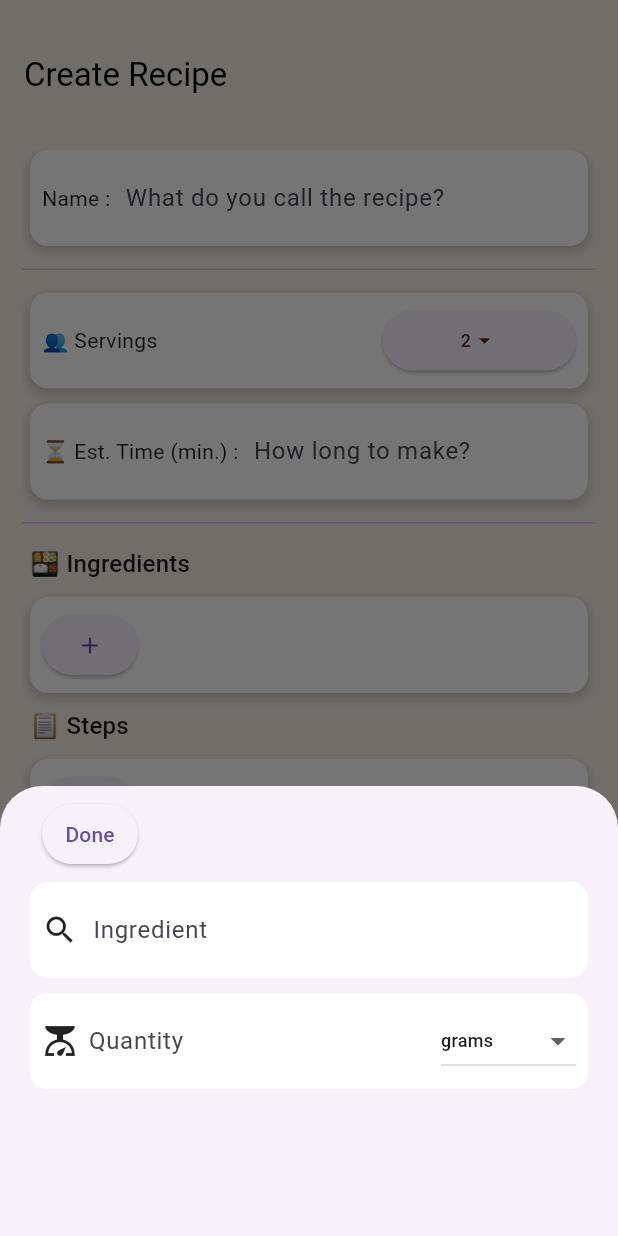
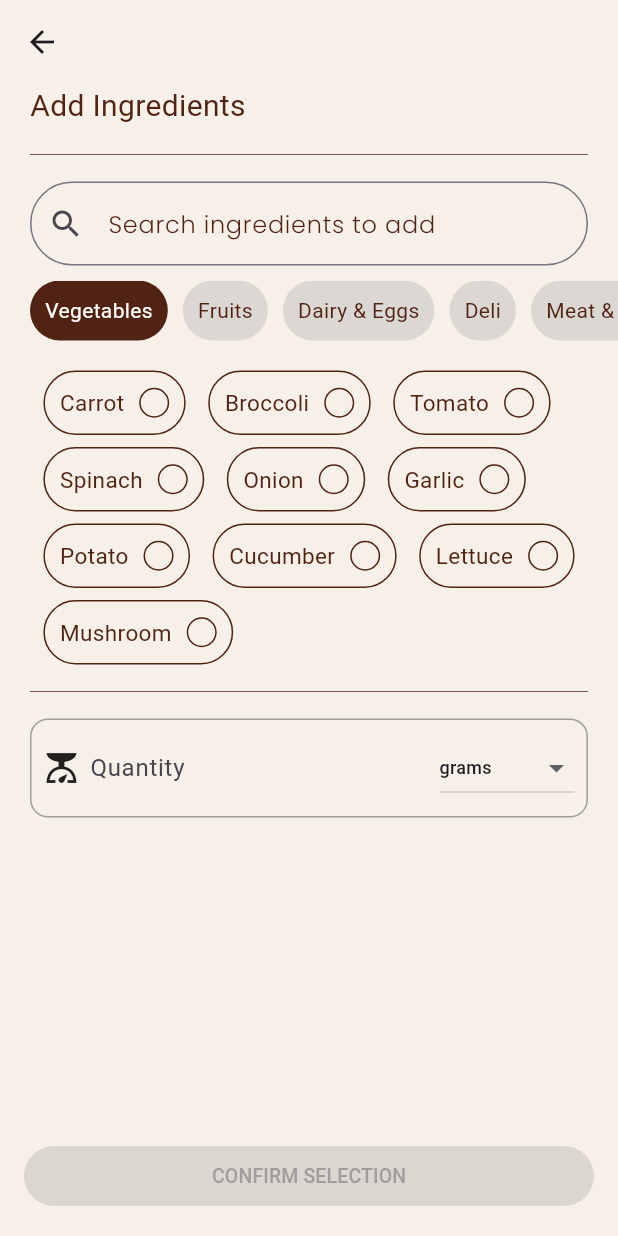
Before and after one commit to GoncaloGingeira/Feast, a Flutter app: the PostPage screen opened directly, after a tap on the "add" icon, on a phone screen of 412 x 824 dp. Run offline on Flutter 3.47's test engine with Material 2 defaults, Android fonts, the phone set to English and light mode, and no system bars; our stand-ins replace flutter_boxicons, image_picker, numberpicker, timer_count_down; Roboto replaces fonts that are missing (CustomFont1).

Commit message:
Implemented ingredient search properly in post

```diff
--- /dev/null
+++ b/lib/add_ingredients_post.dart
@@ -0,0 +1,555 @@
+import 'dart:io';
+
+import 'package:feast/digital_fridge.dart';
+import 'package:flutter/material.dart';
+import 'dart:convert';
+import 'package:flutter/services.dart';
+import 'package:path_provider/path_provider.dart';
+
+class AddIngredientsPagePost extends StatefulWidget {
+  const AddIngredientsPagePost({Key? key});
+
+  @override
+  State<AddIngredientsPagePost> createState() => _AddIngredientsPageState();
+}
+
+class _AddIngredientsPageState extends State<AddIngredientsPagePost> {
+  late List<dynamic> regionsData;
+  List<String> filteredIngredients = [];
+  List<String> ingredientTypes = [];
+  String selectedIngredientType = 'Vegetables';
+  TextEditingController searchController = TextEditingController();
+  List<String> selectedIngredients = [];
+  Map<String, bool> ingredientSelectionState = {};
+
+  TextEditingController amountController = TextEditingController();
+
+  var currentUnit = 'grams';
+  String selectedIngredient = '';
+  var weightUnits = [
+    'grams',
+    'kilograms',
+    'pounds',
+    'ounces',
+    'milliliters',
+    'liters',
+    'teaspoons',
+    'tablespoons',
+    'cups',
+    'fluid ounces',
+  ];
+
+  @override
+  void initState() {
+    super.initState();
+    _loadRegionsData();
+    readJsonFromFile();
+  }
+
+  @override
+  void dispose() {
+    searchController.dispose();
+    super.dispose();
+  }
+
+  Future<void> _loadRegionsData() async {
+    String jsonString = await rootBundle.loadString('assets/ingredients.json');
+    Map<String, dynamic> data = json.decode(jsonString);
+    setState(() {
+      regionsData = data['regions'];
+      for (var region in regionsData) {
+        ingredientTypes.add(region['name']);
+      }
+    });
+  }
+
+  void _toggleIngredientSelection(String ingredient) {
+    setState(() {
+      if (selectedIngredients.contains(ingredient)) {
+        selectedIngredients.remove(ingredient);
+        ingredientSelectionState[ingredient] = false;
+      } else {
+          selectedIngredients.add(ingredient);
+        ingredientSelectionState[ingredient] = true;
+      }
+    });
+  }
+
+  void _addIngredient(String ingredient) {
+    Navigator.pop(context, [ingredient, amountController.text, currentUnit]);
+  }
+
+  List<String> _getIngredientsByType(String type) {
+    var region = regionsData.firstWhere(
+          (region) => region['name'] == type,
+      orElse: () => {'ingredients': []},
+    );
+    return region['ingredients'].cast<String>();
+  }
+
+  List<String> _filterIngredients(String query) {
+    List<String> filteredList = [];
+    for (var region in regionsData) {
+      for (var ingredient in region['ingredients']) {
+        if (ingredient.toLowerCase().contains(query.toLowerCase())) {
+          filteredList.add(ingredient);
+        }
+      }
+    }
+    return filteredList;
+  }
+
+  Future<void> readJsonFromFile() async {
+    try {
+      final Directory directory = await getApplicationDocumentsDirectory();
+      final File file = File('${directory.path}/myingredients.json');
+
+      if (await file.exists()) {
+        String jsonString = await file.readAsString();
+        Map<String, dynamic> data = json.decode(jsonString);
+
+        setState(() {
+          for (var region in data['regions']) {
+            for (var ingredient in region['ingredients']) {
+                selectedIngredients.add(ingredient);
+                ingredientSelectionState[ingredient] = true;
+            }
+          }
+        });
+        print('Read data from file: ${file.path}');
+      } else {
+        setState(() {
+          selectedIngredients = [];
+          ingredientSelectionState = {};
+        });
+        print('File does not exist, initialized empty values');
+      }
+    } catch (e) {
+      print('Error reading JSON from file: $e');
+    }
+  }
+
+  Map<String, List<String>> organizeIngredientsByType() {
+    Map<String, List<String>> organizedData = {};
+    for (var region in regionsData) {
+      String regionName = region['name'];
+      organizedData[regionName] = [];
+    }
+
+    for (var ingredient in selectedIngredients) {
+      for (var region in regionsData) {
+        List<dynamic> ingredients = region['ingredients'];
+        if (ingredients.contains(ingredient)) {
+          String regionName = region['name'];
+          organizedData[regionName]?.add(ingredient);
+        }
+      }
+    }
+
+    return organizedData;
+  }
+
+
+  Future<void> saveJsonToFile() async {
+    try {
+      Map<String, dynamic> data = {
+        'regions': [],
+      };
+      Map<String, List<String>> organizedData = organizeIngredientsByType();
+      for (var regionName in organizedData.keys) {
+        data['regions'].add({
+          'name': regionName,
+          'ingredients': organizedData[regionName],
+        });
+      }
+      String jsonString = jsonEncode(data);
+      final Directory directory = await getApplicationDocumentsDirectory();
+
+      final File file = File('${directory.path}/myingredients.json');
+
+      await file.writeAsString(jsonString);
+
+      print('JSON saved to file: ${file.path}');
+    } catch (e) {
+      print('Error saving JSON to file: $e');
+    }
+  }
+
+  @override
+  Widget build(BuildContext context) {
+    return Material(
+      color: Colors.white,
+      child: Scaffold(
+        appBar: AppBar(
+          leading: IconButton(
+            icon: Icon(Icons.arrow_back),
+            onPressed: () {
+              Navigator.pop(context);
+            },
+          ),
+        ),
+        body: SingleChildScrollView(
+          child: Container(
+            child: Column(
+              crossAxisAlignment: CrossAxisAlignment.start,
+              children: <Widget>[
+                Container(
+                  margin: EdgeInsets.symmetric(horizontal: 20.0),
+                  child: Text(
+                    'Add Ingredients',
+                    style: TextStyle(
+                      fontSize: 20,
+                      color: const Color.fromARGB(255, 81, 35, 19),
+                    ),
+                  ),
+                ),
+                SizedBox(height: 10),
+                Divider(
+                  color: const Color.fromARGB(255, 81, 35, 19),
+                  thickness: 0.5,
+                  indent: 20,
+                  endIndent: 20,
+                ),
+                SizedBox(height: 10),
+                Padding(
+                  padding: EdgeInsets.symmetric(horizontal: 20.0),
+                  child: Stack(
+                    alignment: Alignment.centerRight,
+                    children: [
+                      TextField(
+                        controller: searchController,
+                        cursorColor: const Color.fromARGB(255, 81, 35, 19),
+
+                        style: TextStyle(
+                          color: const Color.fromARGB(255, 81, 35, 19),
+                        ),
+                        decoration: InputDecoration(
+                          labelText: 'Search ingredients to add',
+                          labelStyle: TextStyle(
+                            fontSize: 16,
+                            color: const Color.fromARGB(255, 81, 35, 19),
+                            fontFamily: 'CustomFont2',
+                          ),
+                          prefixIcon: Icon(Icons.search),
+                          border: OutlineInputBorder(
+                            borderRadius: BorderRadius.circular(30.0),
+                          ),
+                        ),
+                        onChanged: (value) {
+                          setState(() {
+                            filteredIngredients = _filterIngredients(value);
+                          });
+                        },
+                      ),
+                      if (searchController.text.isNotEmpty)
+                        IconButton(
+                          icon: Icon(Icons.clear),
+                          onPressed: () {
+                            setState(() {
+                              filteredIngredients = [];
+                              searchController.clear();
+                            });
+                          },
+                        ),
+                    ],
+                  ),
+                ),
+                SizedBox(height: 10),
+                if(searchController.text.isEmpty)
+                  SingleChildScrollView(
+                    scrollDirection: Axis.horizontal,
+                    padding: EdgeInsets.symmetric(horizontal: 20.0),
+                    child: Row(
+                      children: ingredientTypes.map((type) {
+                        bool isSelected = type == selectedIngredientType;
+                        return GestureDetector(
+                          onTap: () {
+                            setState(() {
+                              selectedIngredientType = type;
+                              filteredIngredients = [];
+                            });
+                          },
+                          child: Container(
+                            margin: EdgeInsets.only(right: 10.0),
+                            padding: EdgeInsets.all(10.0),
+                            decoration: BoxDecoration(
+                              borderRadius: BorderRadius.circular(30.0),
+                              color: isSelected
+                                  ? Color.fromARGB(255, 81, 35, 19)
+                                  : Colors.grey.withOpacity(0.3),
+                            ),
+                            child: Text(
+                              type,
+                              style: TextStyle(
+                                color: isSelected
+                                    ? Colors.white
+                                    : Color.fromARGB(255, 81, 35, 19),
+                              ),
+                            ),
+                          ),
+                        );
+                      }).toList(),
+                    ),
+                  ),
+                SizedBox(height: 20),
+                (filteredIngredients.isEmpty && searchController.text.isNotEmpty)
+                ? Column(
+                  children: [
+                    SizedBox(height: 100,),
+                    Container(
+                      child: Text(
+                        'There are no ingredients that \n match your search.',
+                        textAlign: TextAlign.center,
+                        style: TextStyle(
+                          fontSize: 16,
+                          color: const Color.fromARGB(255, 81, 35, 19),
+                        ),
+                      ),
+                    ),
+                    SizedBox(height: 10,),
+                    Center(
+                      child: Container(
+                        child: Text(
+                          'Try something else.',
+                          textAlign: TextAlign.center,
+                          style: TextStyle(
+                            fontSize: 16,
+                            color: const Color.fromARGB(255, 81, 35, 19),
+                            fontFamily: 'CustomFont2',
+                          ),
+                        ),
+                      ),
+                    )
+                  ],
+                )
+                 : Align(
+                  alignment: Alignment.center,
+                  child: Wrap(
+                    spacing: 15.0,
+                    runSpacing: 8.0,
+                    children: (searchController.text.isEmpty &&
+                        selectedIngredientType.isNotEmpty)
+                        ? _getIngredientsByType(selectedIngredientType)
+                        .map((ingredient) {
+                      return GestureDetector(
+                        onTap: () {
+                          setState(() {
+                            selectedIngredient = ingredient;
+                          });
+                          //_addIngredient(selectedIngredient);
+                          //_toggleIngredientSelection(ingredient);
+                        },
+                        child: Container(
+                          padding: EdgeInsets.all(10.0),
+                          decoration: BoxDecoration(
+                            border: Border.all(
+                              color: const Color.fromARGB(255, 81, 35, 19),
+                              width: 1.0,
+                            ),
+                            borderRadius: BorderRadius.circular(30.0),
+                          ),
+                          child: Row(
+                            mainAxisSize: MainAxisSize.min,
+                            children: [
+                              Text(
+                                ingredient,
+                                style: TextStyle(
+                                  fontSize: 15,
+                                  color: const Color.fromARGB(255, 81, 35, 19),
+                                ),
+                              ),
+                              SizedBox(width: 10),
+                              Container(
+                                width: 20,
+                                height: 20,
+                                decoration: BoxDecoration(
+                                  shape: BoxShape.circle,
+                                  border: Border.all(
+                                    color: selectedIngredient == ingredient
+                                        ? Colors.brown
+                                        : const Color.fromARGB(255, 81, 35, 19),
+                                    width: 1.0,
+                                  ),
+                                  color: selectedIngredient == ingredient
+                                      ? const Color.fromARGB(255, 81, 35, 19)
+                                      : Colors.transparent,
+                                ),
+                                child: Center(
+                                  child: selectedIngredient == ingredient
+                                      ? Icon(
+                                    Icons.check,
+                                    color: Colors.white,
+                                    size: 16,
+                                  )
+                                      : null,
+                                ),
+                              ),
+
+                            ],
+                          ),
+                        ),
+                      );
+                    }).toList()
+                        : filteredIngredients.map((ingredient) {
+                      return GestureDetector(
+                        onTap: () {
+                          setState(() {
+                            selectedIngredient = ingredient;
+                          });
+                        },
+                        child: Container(
+                          padding: EdgeInsets.all(10.0),
+                          decoration: BoxDecoration(
+                            border: Border.all(
+                              color: const Color.fromARGB(255, 81, 35, 19),
+                              width: 1.0,
+                            ),
+                            borderRadius: BorderRadius.circular(30.0),
+                          ),
+                          child: Row(
+                            mainAxisSize: MainAxisSize.min,
+                            children: [
+                              Text(
+                                ingredient,
+                                style: TextStyle(
+                                  fontSize: 15,
+                                  color: const Color.fromARGB(255, 81, 35, 19),
+                                ),
+                              ),
+                              SizedBox(width: 10),
+                              Container(
+                                width: 20,
+                                height: 20,
+                                decoration: BoxDecoration(
+                                  shape: BoxShape.circle,
+                                  border: Border.all(
+                                    color: selectedIngredient == ingredient
+                                        ? Colors.brown
+                                        : const Color.fromARGB(255, 81, 35, 19),
+                                    width: 1.0,
+                                  ),
+                                  color: selectedIngredient == ingredient
+                                      ? const Color.fromARGB(255, 81, 35, 19)
+                                      : Colors.transparent,
+                                ),
+                                child: Center(
+                                  child: selectedIngredient == ingredient
+                                      ? Icon(
+                                    Icons.check,
+                                    color: Colors.white, // Change checkmark color when selected
+                                    size: 16,
+                                  )
+                                      : null,
+                                ),
+                              ),
+                            ],
+                          ),
+                        ),
+                      );
+                    }).toList(),
+                  ),
+                ),
+                SizedBox(height: 10),
+                Divider(
+                  color: const Color.fromARGB(255, 81, 35, 19),
+                  thickness: 0.5,
+                  indent: 20,
+                  endIndent: 20,
+                ),
+                SizedBox(height: 10),
+                Container(
+                    margin: const EdgeInsets.symmetric(horizontal: 20),
+                    padding: const EdgeInsets.all(8),
+                    decoration: BoxDecoration(
+                        borderRadius: BorderRadius.circular(12),
+                        border: Border.all(color: Colors.grey)),
+                    child: Row(
+                      children: [
+                        const Icon(Icons.scale),
+                        const SizedBox(width: 7),
+                        Expanded(
+                            child: TextFormField(
+                              controller: amountController,
+                              keyboardType: TextInputType.number,
+                              onChanged: (value) {
+                                setState(() {
+                                  amountController.text = value;
+                                });
+                              },
+                              decoration: const InputDecoration(
+                                hintText: 'Quantity',
+                                border: InputBorder.none,
+                              ),
+                            )),
+                        Container(
+                          width: 90,
+                          child: DropdownButton(
+                            isExpanded: true,
+                            // Initial Value
+                            value: currentUnit,
+
+                            // Down Arrow Icon
+                            icon: const Icon(Icons.arrow_drop_down),
+
+                            // Array list of items
+                            items: weightUnits.map((String items) {
+                              return DropdownMenuItem(
+                                value: items,
+                                child: Text(items,
+                                    style: TextStyle(fontSize: 12)),
+                              );
+                            }).toList(),
+                            // After selecting the desired option,it will
+                            // change button value to selected value
+                            onChanged: (String? newValue) {
+                              setState(() {
+                                currentUnit = newValue!;
+                              });
+                            },
+                          ),
+                        ),
+                      ],
+                    )),
+                // TODO put quantity selector
+              ],
+            ),
+          ),
+        ),
+        bottomNavigationBar: (selectedIngredient == '' || amountController.text == '')
+            ? Container(
+          padding: EdgeInsets.all(16.0),
+          color: Color.fromARGB(100, 246, 240, 232), // Adjusted transparency
+          child: ElevatedButton(
+            onPressed: null, // Disable button functionality
+            child: Text(
+              'CONFIRM SELECTION',
+              style: TextStyle(
+                fontSize: 13,
+                color: Colors.grey, // Adjusted text color for disabled state
+              ),
+            ),
+          ),
+        )
+            : Container(
+          padding: EdgeInsets.all(16.0),
+          color: Color.fromARGB(255, 246, 240, 232),
+          child: ElevatedButton(
+            onPressed: () {
+              _addIngredient(selectedIngredient);
+            },
+            child: Text(
+              'CONFIRM SELECTION',
+              style: TextStyle(
+                fontSize: 13,
+                color: const Color.fromARGB(255, 81, 35, 19),
+              ),
+            ),
+          ),
+        ),
+      ),
+    );
+  }
+
+
+
+}
--- a/lib/postpage.dart
+++ b/lib/postpage.dart
@@ -9,6 +9,9 @@
 import 'package:image_picker/image_picker.dart';
 import 'package:path_provider/path_provider.dart';
 import 'dart:math';
+
+import 'add_ingredients.dart';
+import 'add_ingredients_post.dart';
 
 class PostPage extends StatefulWidget {
   PostPage({Key? key}) : super(key: key);
@@ -290,8 +293,27 @@
                 child: Row(
                   children: [
                     ElevatedButton(
-                      onPressed: () {
-                        _showIngredientAdd(context);
+                      onPressed: () async {
+                        // TODO replace with gongagamer search
+                        //_showIngredientAdd(context);
+                        var result = await Navigator.push(
+                          context,
+                          MaterialPageRoute(builder: (context) => const AddIngredientsPagePost()),
+                        );
+                        data.update(
+                            'ingredients',
+                                (value) =>
+                            value! +
+                                [
+                                  {
+                                    'name': result[0],
+                                    'quantity': result[1],
+                                    'unit': result[2],
+                                  }
+                                ]);
+                        setState(() {
+
+                        });
                       },
                       style: ElevatedButton.styleFrom(
                         padding: const EdgeInsets.symmetric(
```
Also changed, not shown: assets/app-logo.png.
